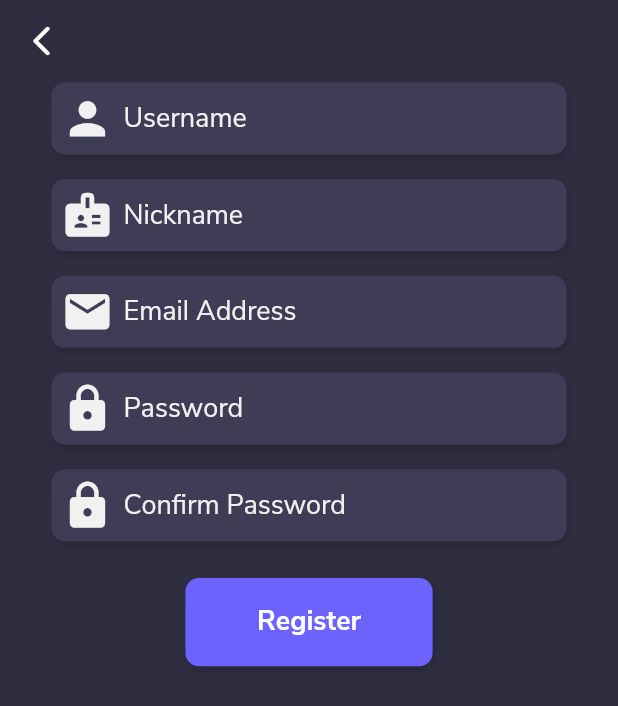
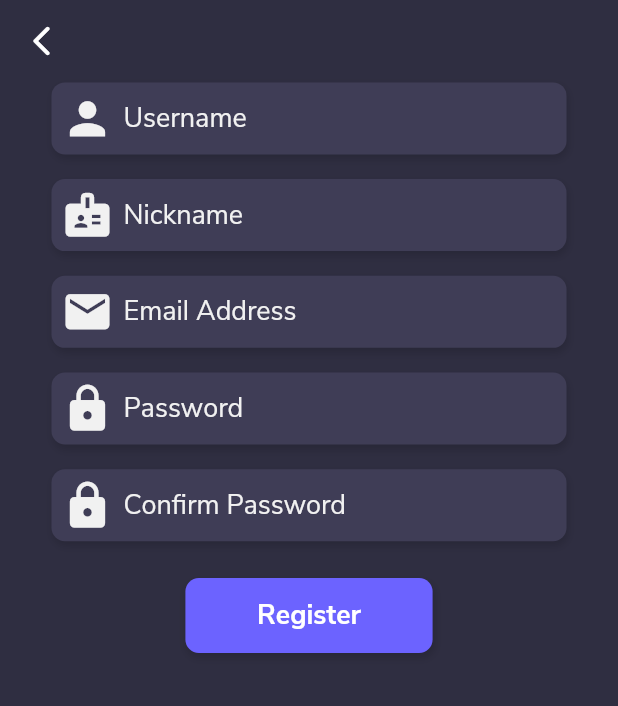
Before and after one commit to SBAMTeam/Task-Manager, a Flutter app: the screen it shows after launch, after a tap on "Login", after a tap on "Sign up", on a phone screen of 412 x 824 dp. Shown: the top 706 px of the screen. Run offline on Flutter 3.47's test engine with Material 2 defaults, Android fonts, the phone set to English and light mode, and no system bars; our stand-ins replace fluttertoast, get, pin_code_text_field.

Commit message:
attempting to state manage with GetX . added custom child property to ButtonBuilder in case we dont want a container. reverted defaultHeight to 50 instead of relying on Get.height for now.

```diff
--- a/lib/Controllers/Usercontroller.dart
+++ b/lib/Controllers/Usercontroller.dart
@@ -6,15 +6,7 @@ import 'dart:convert' as convert;
 import 'dart:convert';
 
 class UserController extends GetxController {
-  static UserController _userController;
-  static UserController getInstance() {
-    if (_userController == null)
-      return _userController = UserController();
-    else
-      return _userController;
-  }
-
-  Usermodel usermodel = Usermodel();
+  Rx<Usermodel> usermodel = Usermodel().obs;
 
   static Future register(Usermodel usermodel) async {
     final response = await http.post(Uri.parse(registerUrl),
--- a/lib/View/Components/ButtonBuiler.dart
+++ b/lib/View/Components/ButtonBuiler.dart
@@ -4,7 +4,14 @@ import 'package:taskmanager/View/Components/Constants.dart';
 
 class ButtonBuilder extends StatelessWidget {
   final VoidCallback onPress;
-  final text, textColor, fontWeight, width, height, edge, color, fontSize;
+  final text, textColor, fontWeight, width, height, edge, color;
+  final double fontSize;
+
+  /// for custom child use child property. All other properties have no effect on the new child.
+  final child;
+
+  ///boxDecoration: BoxDecoration(), for no decoration.
+  final boxDecoration;
   const ButtonBuilder({
     Key key,
     this.text,
@@ -16,13 +23,16 @@ class ButtonBuilder extends StatelessWidget {
     this.onPress,
     this.edge,
     this.color,
+    this.boxDecoration,
+    this.child,
   }) : super(key: key);
 
   @override
   Widget build(BuildContext context) {
     return TextButton(
       onPressed: onPress ?? () {},
-      child: Container(
+      child: child ??
+          Container(
             child: Center(
               child: Text(
                 text ?? 'PLACEHOLDER',
@@ -34,7 +44,8 @@ class ButtonBuilder extends StatelessWidget {
             ),
             width: width ?? Get.width / 2.5,
             height: height ?? defaultHeight,
-        decoration: BoxDecoration(
+            decoration: boxDecoration ??
+                BoxDecoration(
                   boxShadow: [
                     BoxShadow(
                       color: Colors.black.withOpacity(0.15),
--- a/lib/View/Components/Constants.dart
+++ b/lib/View/Components/Constants.dart
@@ -3,7 +3,7 @@ import 'package:get/get.dart';
 var iconColor = 0xffF1F1F1;
 var textColor = 0xffF1F1F1;
 var textColorSecondary = 0xff6C63FF;
-var defaultHeight = Get.height / 14; //testing as a replacement to height = 50;
+var defaultHeight = 50; //Get.height / 14;
 var backgroundColor = 0xff2F2E41;
 var textFieldColor = 0xff3F3D56;
 var buttonColorOne = 0xff6C63FF;
--- a/lib/View/Pages/Login.dart
+++ b/lib/View/Pages/Login.dart
@@ -121,13 +121,17 @@ class Login extends StatelessWidget {
                       Text(
                         "Don't have an account?",
                         style: TextStyle(
-                            color: Colors.white.withAlpha(127)),
+                            color: Colors.white.withAlpha(127),
+                            fontWeight: FontWeight.w600),
                       ),
-                      TextButton(
-                        onPressed: () {
-                          Get.to(Register());
+                      ButtonBuilder(
+                        onPress: () {
+                          Get.to(() => Register());
                         },
-                        child: Text("Sign up"),
+                        child: Text(
+                          "Sign up",
+                          style: TextStyle(fontWeight: FontWeight.w600),
+                        ),
                       ),
                     ],
                   )
--- a/lib/View/Pages/Register.dart
+++ b/lib/View/Pages/Register.dart
@@ -122,6 +122,7 @@ class Register extends StatelessWidget {
                   ),
                   Center(
                     child: ButtonBuilder(
+                      height: 50.0,
                       text: 'Register',
                       onPress: () async {
                         try {
```
Also changed, not shown: 2 other files. Lines whose indentation alone changed are shown as unchanged.
